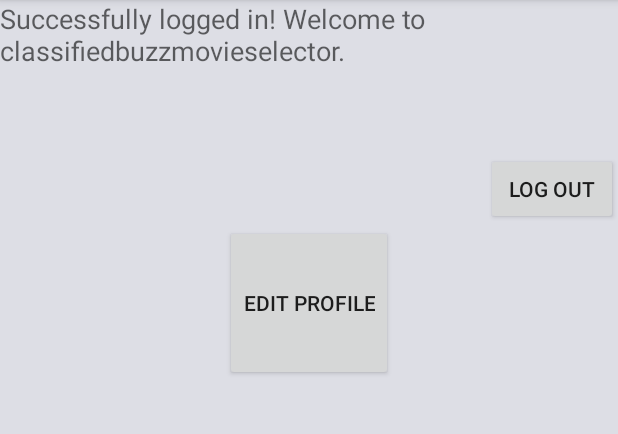
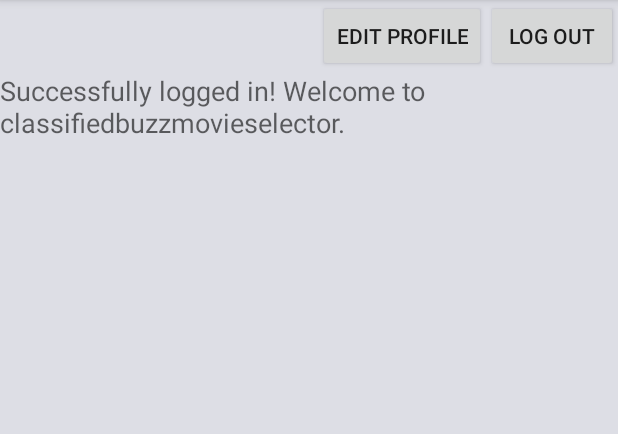
Before and after one commit to agiddings/classifiedbuzzmovieselector, an Android app: the PostLoginActivity screen opened directly, with no data from a screen before it, on a phone screen of 412 x 824 dp, the part 84-518 px from its top. Run offline under Robolectric (Android 15) with nearby library versions, the phone set to English and light mode, and no system bars.

Commit message:
Updated Main page visuals

```diff
--- a/app/src/main/res/layout/activity_post_login.xml
+++ b/app/src/main/res/layout/activity_post_login.xml
@@ -4,6 +4,31 @@
     android:layout_height="match_parent"
     android:weightSum="1"
     android:background="#dddee5">
+
+    <LinearLayout
+        android:orientation="horizontal"
+        android:layout_width="wrap_content"
+        android:layout_height="wrap_content"
+        android:layout_gravity="center_horizontal|right"
+        android:gravity="right"
+        android:dividerPadding="5dp">
+
+        <Button
+            android:layout_width="wrap_content"
+            android:layout_height="wrap_content"
+            android:text="Edit Profile"
+            android:id="@+id/EditProfile"
+            android:layout_weight="0.09"
+            android:onClick="onEditProfileButtonClicked" />
+
+        <Button
+            android:layout_width="wrap_content"
+            android:layout_height="wrap_content"
+            android:text="Log Out"
+            android:id="@+id/button"
+            android:onClick="onLogoutButtonClicked" />
+
+    </LinearLayout>
 
     <TextView
         android:layout_width="match_parent"
@@ -15,21 +40,4 @@
         android:layout_weight="0.09"
         android:textStyle="normal" />
 
-    <Button
-        android:layout_width="wrap_content"
-        android:layout_height="wrap_content"
-        android:text="Log Out"
-        android:id="@+id/button"
-        android:onClick="onLogoutButtonClicked"
-        android:layout_gravity="right" />
-
-    <Button
-        android:layout_width="wrap_content"
-        android:layout_height="wrap_content"
-        android:text="Edit Profile"
-        android:id="@+id/EditProfile"
-        android:layout_weight="0.09"
-        android:layout_gravity="center_horizontal"
-        android:onClick="onEditProfileButtonClicked" />
-
 </LinearLayout>
```
